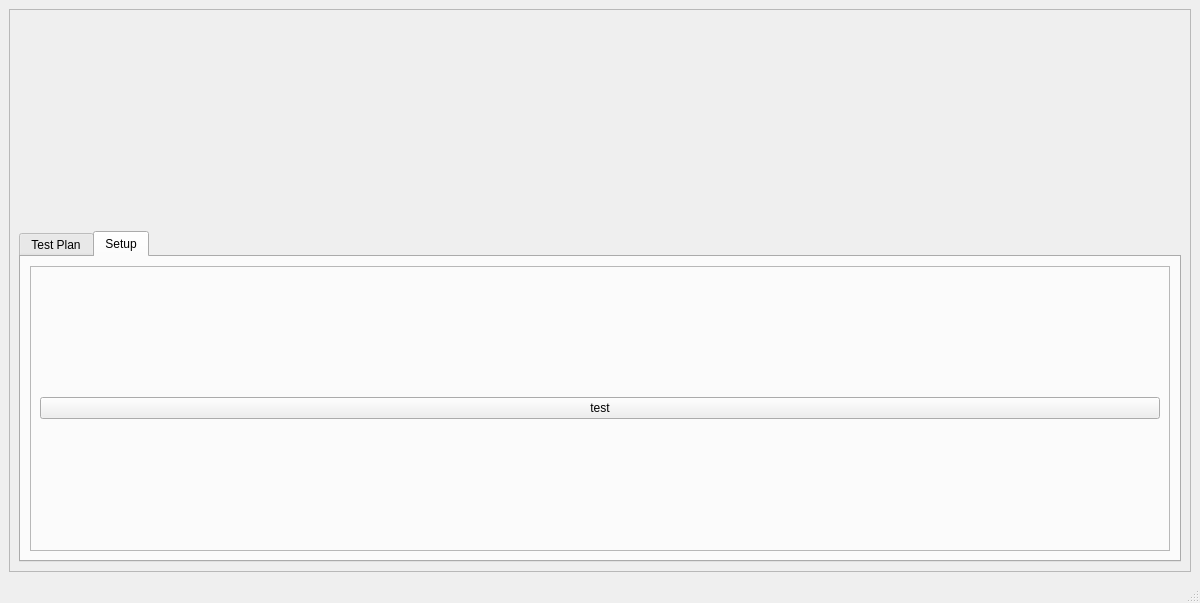
106368030chentairong/SPIV-I2C, file main_window.ui: the form before one commit.
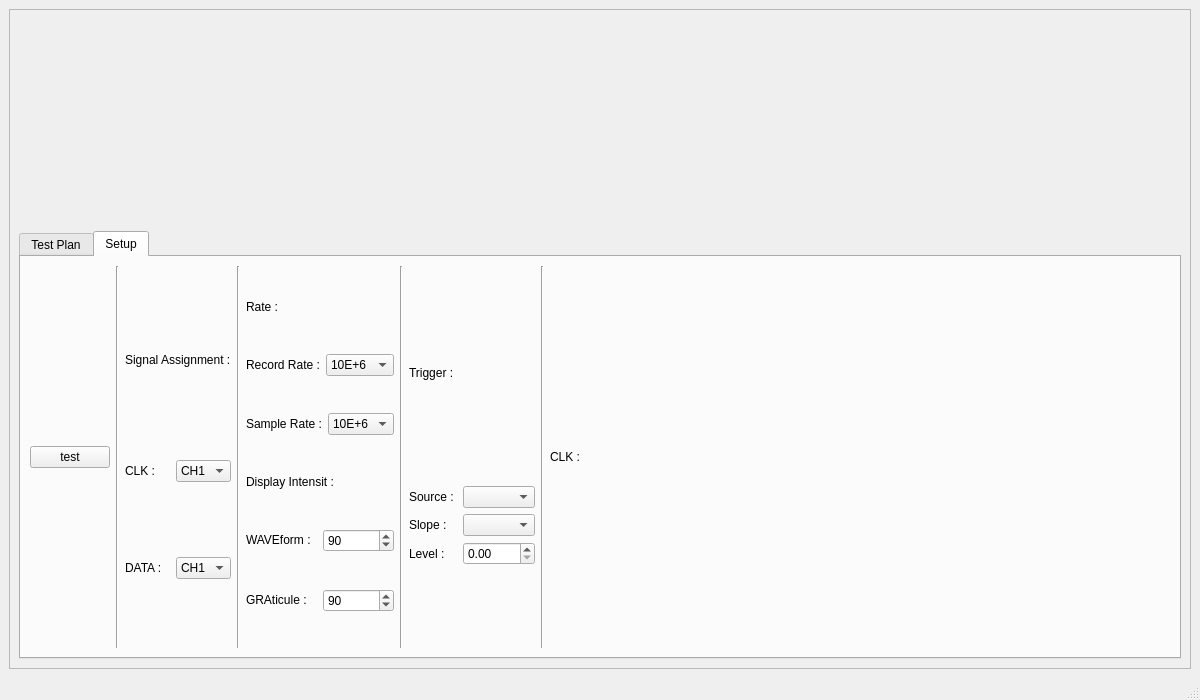
The form after the commit. Custom widgets are drawn as their Qt base class.

Diff of the .ui file:
```diff
--- a/main_window.ui
+++ b/main_window.ui
@@ -7,7 +7,7 @@
     <x>0</x>
     <y>0</y>
     <width>1200</width>
-    <height>603</height>
+    <height>700</height>
    </rect>
   </property>
   <property name="windowTitle">
@@ -81,23 +81,377 @@
               </attribute>
               <layout class="QGridLayout" name="gridLayout_3">
                <item row="0" column="0">
-                <widget class="QFrame" name="frame_2">
-                 <property name="frameShape">
-                  <enum>QFrame::StyledPanel</enum>
-                 </property>
-                 <property name="frameShadow">
-                  <enum>QFrame::Raised</enum>
-                 </property>
-                 <layout class="QGridLayout" name="gridLayout_2">
-                  <item row="0" column="0">
-                   <widget class="QPushButton" name="PB_test">
-                    <property name="text">
-                     <string>test</string>
-                    </property>
-                   </widget>
-                  </item>
-                 </layout>
-                </widget>
+                <layout class="QHBoxLayout" name="horizontalLayout_2">
+                 <item>
+                  <widget class="QPushButton" name="PB_test">
+                   <property name="text">
+                    <string>test</string>
+                   </property>
+                  </widget>
+                 </item>
+                 <item>
+                  <widget class="Line" name="line">
+                   <property name="orientation">
+                    <enum>Qt::Vertical</enum>
+                   </property>
+                  </widget>
+                 </item>
+                 <item>
+                  <layout class="QVBoxLayout" name="verticalLayout_11">
+                   <item>
+                    <widget class="QLabel" name="label_3">
+                     <property name="maximumSize">
+                      <size>
+                       <width>16777215</width>
+                       <height>50</height>
+                      </size>
+                     </property>
+                     <property name="text">
+                      <string>Signal Assignment :</string>
+                     </property>
+                    </widget>
+                   </item>
+                   <item>
+                    <layout class="QHBoxLayout" name="horizontalLayout_6">
+                     <item>
+                      <widget class="QLabel" name="label">
+                       <property name="minimumSize">
+                        <size>
+                         <width>0</width>
+                         <height>0</height>
+                        </size>
+                       </property>
+                       <property name="maximumSize">
+                        <size>
+                         <width>16777215</width>
+                         <height>20</height>
+                        </size>
+                       </property>
+                       <property name="text">
+                        <string>CLK : </string>
+                       </property>
+                       <property name="alignment">
+                        <set>Qt::AlignLeading|Qt::AlignLeft|Qt::AlignVCenter</set>
+                       </property>
+                      </widget>
+                     </item>
+                     <item>
+                      <widget class="QComboBox" name="comboBox">
+                       <item>
+                        <property name="text">
+                         <string>CH1</string>
+                        </property>
+                       </item>
+                       <item>
+                        <property name="text">
+                         <string>CH2</string>
+                        </property>
+                       </item>
+                       <item>
+                        <property name="text">
+                         <string>CH3</string>
+                        </property>
+                       </item>
+                       <item>
+                        <property name="text">
+                         <string>CH4</string>
+                        </property>
+                       </item>
+                      </widget>
+                     </item>
+                    </layout>
+                   </item>
+                   <item>
+                    <layout class="QHBoxLayout" name="horizontalLayout_7">
+                     <property name="sizeConstraint">
+                      <enum>QLayout::SetDefaultConstraint</enum>
+                     </property>
+                     <item>
+                      <widget class="QLabel" name="label_2">
+                       <property name="maximumSize">
+                        <size>
+                         <width>16777215</width>
+                         <height>20</height>
+                        </size>
+                       </property>
+                       <property name="layoutDirection">
+                        <enum>Qt::LeftToRight</enum>
+                       </property>
+                       <property name="text">
+                        <string>DATA : </string>
+                       </property>
+                       <property name="alignment">
+                        <set>Qt::AlignLeading|Qt::AlignLeft|Qt::AlignVCenter</set>
+                       </property>
+                      </widget>
+                     </item>
+                     <item>
+                      <widget class="QComboBox" name="comboBox_2">
+                       <item>
+                        <property name="text">
+                         <string>CH1</string>
+                        </property>
+                       </item>
+                       <item>
+                        <property name="text">
+                         <string>CH2</string>
+                        </property>
+                       </item>
+                       <item>
+                        <property name="text">
+                         <string>CH3</string>
+                        </property>
+                       </item>
+                       <item>
+                        <property name="text">
+                         <string>CH4</string>
+                        </property>
+                       </item>
+                      </widget>
+                     </item>
+                    </layout>
+                   </item>
+                  </layout>
+                 </item>
+                 <item>
+                  <widget class="Line" name="line_5">
+                   <property name="orientation">
+                    <enum>Qt::Vertical</enum>
+                   </property>
+                  </widget>
+                 </item>
+                 <item>
+                  <layout class="QVBoxLayout" name="verticalLayout_7">
+                   <item>
+                    <widget class="QLabel" name="label_13">
+                     <property name="maximumSize">
+                      <size>
+                       <width>16777215</width>
+                       <height>20</height>
+                      </size>
+                     </property>
+                     <property name="text">
+                      <string>Rate :</string>
+                     </property>
+                    </widget>
+                   </item>
+                   <item>
+                    <layout class="QHBoxLayout" name="horizontalLayout">
+                     <item>
+                      <widget class="QLabel" name="label_7">
+                       <property name="text">
+                        <string>Record Rate :</string>
+                       </property>
+                      </widget>
+                     </item>
+                     <item>
+                      <widget class="QComboBox" name="comboBox_4">
+                       <item>
+                        <property name="text">
+                         <string>10E+6</string>
+                        </property>
+                       </item>
+                      </widget>
+                     </item>
+                    </layout>
+                   </item>
+                   <item>
+                    <layout class="QHBoxLayout" name="horizontalLayout_3">
+                     <item>
+                      <widget class="QLabel" name="label_6">
+                       <property name="maximumSize">
+                        <size>
+                         <width>16777215</width>
+                         <height>20</height>
+                        </size>
+                       </property>
+                       <property name="text">
+                        <string>Sample Rate :</string>
+                       </property>
+                      </widget>
+                     </item>
+                     <item>
+                      <widget class="QComboBox" name="comboBox_3">
+                       <item>
+                        <property name="text">
+                         <string>10E+6</string>
+                        </property>
+                       </item>
+                      </widget>
+                     </item>
+                    </layout>
+                   </item>
+                   <item>
+                    <widget class="QLabel" name="label_8">
+                     <property name="maximumSize">
+                      <size>
+                       <width>16777215</width>
+                       <height>20</height>
+                      </size>
+                     </property>
+                     <property name="text">
+                      <string>Display Intensit :</string>
+                     </property>
+                    </widget>
+                   </item>
+                   <item>
+                    <layout class="QHBoxLayout" name="horizontalLayout_4">
+                     <item>
+                      <widget class="QLabel" name="label_9">
+                       <property name="minimumSize">
+                        <size>
+                         <width>0</width>
+                         <height>0</height>
+                        </size>
+                       </property>
+                       <property name="maximumSize">
+                        <size>
+                         <width>16777215</width>
+                         <height>20</height>
+                        </size>
+                       </property>
+                       <property name="text">
+                        <string>WAVEform :</string>
+                       </property>
+                      </widget>
+                     </item>
+                     <item>
+                      <widget class="QSpinBox" name="spinBox">
+                       <property name="minimum">
+                        <number>1</number>
+                       </property>
+                       <property name="maximum">
+                        <number>100</number>
+                       </property>
+                       <property name="value">
+                        <number>90</number>
+                       </property>
+                      </widget>
+                     </item>
+                    </layout>
+                   </item>
+                   <item>
+                    <layout class="QHBoxLayout" name="horizontalLayout_5">
+                     <item>
+                      <widget class="QLabel" name="label_10">
+                       <property name="maximumSize">
+                        <size>
+                         <width>16777215</width>
+                         <height>20</height>
+                        </size>
+                       </property>
+                       <property name="text">
+                        <string>GRAticule :</string>
+                       </property>
+                      </widget>
+                     </item>
+                     <item>
+                      <widget class="QSpinBox" name="spinBox_2">
+                       <property name="minimum">
+                        <number>1</number>
+                       </property>
+                       <property name="maximum">
+                        <number>100</number>
+                       </property>
+                       <property name="value">
+                        <number>90</number>
+                       </property>
+                      </widget>
+                     </item>
+                    </layout>
+                   </item>
+                  </layout>
+                 </item>
+                 <item>
+                  <widget class="Line" name="line_3">
+                   <property name="orientation">
+                    <enum>Qt::Vertical</enum>
+                   </property>
+                  </widget>
+                 </item>
+                 <item>
+                  <layout class="QVBoxLayout" name="verticalLayout_6">
+                   <item>
+                    <widget class="QLabel" name="label_4">
+                     <property name="maximumSize">
+                      <size>
+                       <width>16777215</width>
+                       <height>50</height>
+                      </size>
+                     </property>
+                     <property name="text">
+                      <string>Trigger :</string>
+                     </property>
+                    </widget>
+                   </item>
+                   <item>
+                    <layout class="QGridLayout" name="gridLayout_2">
+                     <item row="0" column="0">
+                      <widget class="QLabel" name="label_11">
+                       <property name="text">
+                        <string>Source : </string>
+                       </property>
+                      </widget>
+                     </item>
+                     <item row="1" column="0">
+                      <widget class="QLabel" name="label_5">
+                       <property name="text">
+                        <string>Slope :</string>
+                       </property>
+                      </widget>
+                     </item>
+                     <item row="1" column="1">
+                      <widget class="QComboBox" name="comboBox_5"/>
+                     </item>
+                     <item row="0" column="1">
+                      <widget class="QComboBox" name="comboBox_6"/>
+                     </item>
+                     <item row="2" column="0">
+                      <widget class="QLabel" name="label_12">
+                       <property name="text">
+                        <string>Level : </string>
+                       </property>
+                      </widget>
+                     </item>
+                     <item row="2" column="1">
+                      <widget class="QDoubleSpinBox" name="doubleSpinBox"/>
+                     </item>
+                    </layout>
+                   </item>
+                  </layout>
+                 </item>
+                 <item>
+                  <widget class="Line" name="line_4">
+                   <property name="orientation">
+                    <enum>Qt::Vertical</enum>
+                   </property>
+                  </widget>
+                 </item>
+                 <item>
+                  <layout class="QVBoxLayout" name="verticalLayout_10">
+                   <item>
+                    <widget class="QLabel" name="label_14">
+                     <property name="text">
+                      <string>CLK : </string>
+                     </property>
+                    </widget>
+                   </item>
+                  </layout>
+                 </item>
+                 <item>
+                  <spacer name="horizontalSpacer">
+                   <property name="orientation">
+                    <enum>Qt::Horizontal</enum>
+                   </property>
+                   <property name="sizeHint" stdset="0">
+                    <size>
+                     <width>40</width>
+                     <height>20</height>
+                    </size>
+                   </property>
+                  </spacer>
+                 </item>
+                </layout>
                </item>
               </layout>
              </widget>
```
Left out of the diff: 62 changed lines with no effect on the pictures.
